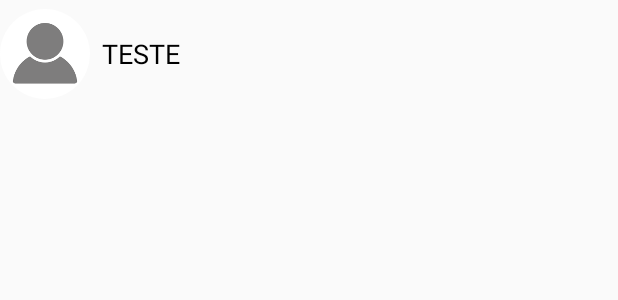
After one commit to Mottaaaa/Partistico, an Android app: the layout warmup_list_item.xml on its own in the app's theme, with its tools: preview values and no code run, on a phone screen of 412 x 824 dp. The commit adds this screen. Shown: the top 300 px of the screen. Run offline under Robolectric (Android 15) with nearby library versions, the phone set to English and light mode, and no system bars.

Commit message:
Inicio do Layout da lista de Aquecimentos

```diff
--- a/app/src/main/AndroidManifest.xml
+++ b/app/src/main/AndroidManifest.xml
@@ -3,7 +3,7 @@
     xmlns:tools="http://schemas.android.com/tools"
     package="mlcl.partistico">
 
-    <uses-permission android:name="android.permission.INTERNET"/>
+    <uses-permission android:name="android.permission.INTERNET" />
     <uses-permission android:name="android.permission.WRITE_EXTERNAL_STORAGE" />
 
     <!--
@@ -12,6 +12,7 @@
          location permissions for the 'MyLocation' functionality.
     -->
     <uses-permission android:name="android.permission.ACCESS_FINE_LOCATION" />
+
     <uses-feature android:name="android.hardware.location.gps" />
 
     <application
@@ -117,6 +118,8 @@
         <meta-data
             android:name="com.google.android.geo.API_KEY"
             android:value="@string/google_maps_key" />
+
+        <activity android:name=".Activities.WarmupActivities.WarmupListActivity"></activity>
     </application>
 
 </manifest>
--- /dev/null
+++ b/app/src/main/res/drawable/ic_add_black_24dp.xml
@@ -0,0 +1,5 @@
+<vector android:height="45dp" android:tint="#FFFFFF"
+    android:viewportHeight="24.0" android:viewportWidth="24.0"
+    android:width="45dp" xmlns:android="http://schemas.android.com/apk/res/android">
+    <path android:fillColor="#FF000000" android:pathData="M19,13h-6v6h-2v-6H5v-2h6V5h2v6h6v2z"/>
+</vector>
--- /dev/null
+++ b/app/src/main/res/layout/warmup_list_item.xml
@@ -0,0 +1,41 @@
+<?xml version="1.0" encoding="utf-8"?>
+<LinearLayout xmlns:android="http://schemas.android.com/apk/res/android"
+    xmlns:tools="http://schemas.android.com/tools"
+    android:layout_width="match_parent"
+    android:layout_height="wrap_content"
+    android:orientation="horizontal"
+    android:paddingTop="6dp"
+    android:paddingBottom="6dp">
+
+    <de.hdodenhof.circleimageview.CircleImageView xmlns:app="http://schemas.android.com/apk/res-auto"
+        android:id="@+id/iv_icon"
+        android:layout_width="60dp"
+        android:layout_height="60dp"
+        android:layout_gravity="center_vertical"
+        android:src="@drawable/profile_icon"
+        app:civ_fill_color="@color/profileBackground" />
+
+    <FrameLayout
+        android:layout_width="match_parent"
+        android:layout_height="match_parent"
+        android:orientation="vertical">
+
+        <TextView
+            android:id="@+id/lbl_name"
+            android:layout_width="match_parent"
+            android:layout_height="match_parent"
+            android:layout_gravity="center_vertical|center"
+            android:layout_marginLeft="8dp"
+            android:layout_marginRight="8dp"
+            android:layout_weight="1"
+            android:ellipsize="end"
+            android:gravity="center_vertical"
+            android:maxLines="1"
+            android:textAppearance="?android:attr/textAppearanceMedium"
+            android:textColor="@color/textColor"
+            tools:text="@string/test" />
+
+
+    </FrameLayout>
+
+</LinearLayout>
--- a/app/src/main/res/values/strings.xml
+++ b/app/src/main/res/values/strings.xml
@@ -66,7 +66,5 @@
 
     <string name="title_activity_competition_profile_localization_fragment">Mapa</string>
 
-    <!-- TODO: Remove or change this placeholder text -->
-    <string name="hello_blank_fragment">Hello blank fragment</string>
 
 </resources>
```
Also changed, not shown: app/src/main/java/mlcl/partistico/Activities/WarmupActivities/WarmupListActivity.java (added, +15 -0 lines), app/src/main/res/layout/activity_warmup_list.xml (added, +52 -0 lines).
